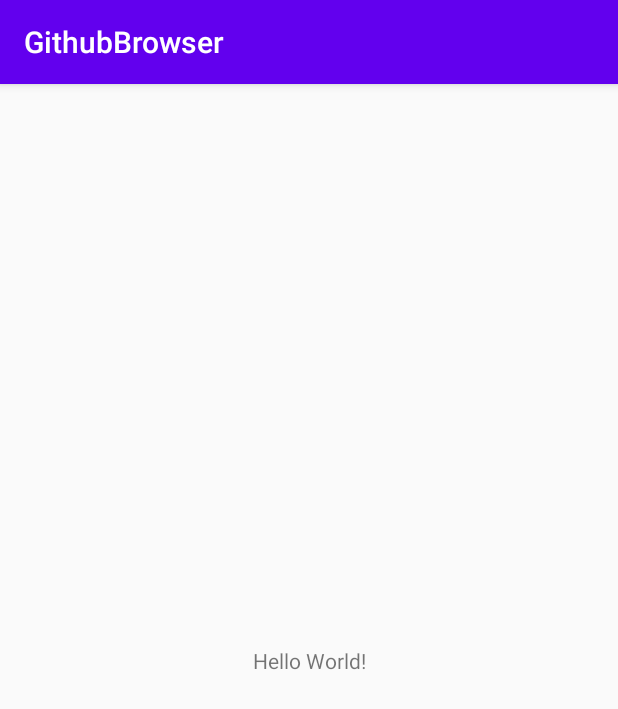
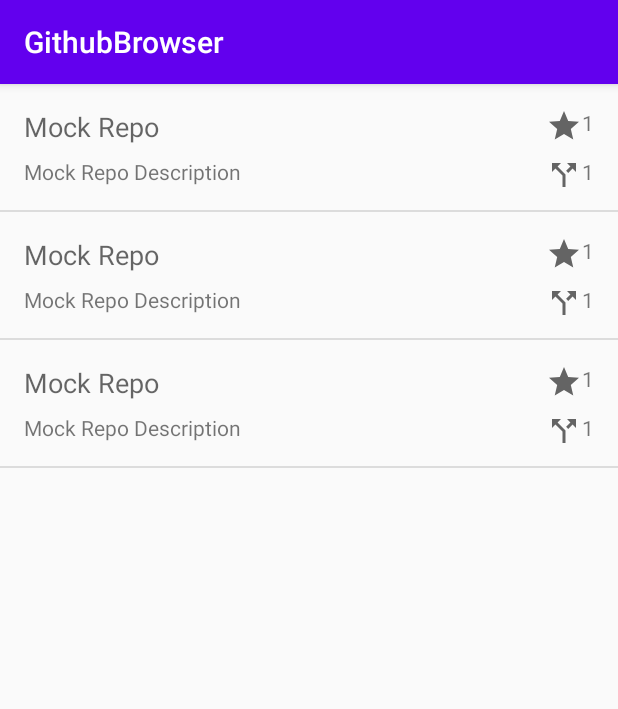
Before and after one commit to lvguowei/GithubBrowser, an Android app: the screen it shows after launch (MainActivity), on a phone screen of 412 x 824 dp. Shown: the top 709 px of the screen. Run offline under Robolectric (Android 15) with nearby library versions, the phone set to English and light mode, and no system bars; our stand-ins replace Dagger/Hilt's generated code; 3 statements that could not run were skipped.

Commit message:
Displaying fake data in the Home Fragment

```diff
--- a/app/build.gradle
+++ b/app/build.gradle
@@ -41,7 +41,9 @@ dependencies {
     implementation project(":githubapi")
     implementation project(":repository")
     implementation project(":appdeps")
+    implementation project(":home")
 
+    implementation deps.androidx.fragment
 
 
 }
--- a/app/src/main/java/com/example/githubbrowser/MainActivity.kt
+++ b/app/src/main/java/com/example/githubbrowser/MainActivity.kt
@@ -1,11 +1,18 @@
 package com.example.githubbrowser
 
+import android.os.Bundle
 import androidx.appcompat.app.AppCompatActivity
-import android.os.Bundle
+import com.example.home.HomeFragment
 
 class MainActivity : AppCompatActivity() {
   override fun onCreate(savedInstanceState: Bundle?) {
     super.onCreate(savedInstanceState)
     setContentView(R.layout.activity_main)
+
+    if (savedInstanceState == null) {
+      supportFragmentManager.beginTransaction()
+        .add(R.id.screen_container, HomeFragment())
+        .commit()
+    }
   }
 }
--- a/app/src/main/res/layout/activity_main.xml
+++ b/app/src/main/res/layout/activity_main.xml
@@ -1,17 +1,7 @@
 <?xml version="1.0" encoding="utf-8"?>
-<androidx.constraintlayout.widget.ConstraintLayout xmlns:android="http://schemas.android.com/apk/res/android"
-  xmlns:app="http://schemas.android.com/apk/res-auto"
+<androidx.fragment.app.FragmentContainerView xmlns:android="http://schemas.android.com/apk/res/android"
   xmlns:tools="http://schemas.android.com/tools"
   android:layout_width="match_parent"
   android:layout_height="match_parent"
-  tools:context=".MainActivity">
-  <TextView
-    android:layout_width="wrap_content"
-    android:layout_height="wrap_content"
-    android:text="Hello World!"
-    app:layout_constraintBottom_toBottomOf="parent"
-    app:layout_constraintLeft_toLeftOf="parent"
-    app:layout_constraintRight_toRightOf="parent"
-    app:layout_constraintTop_toTopOf="parent" />
-
-</androidx.constraintlayout.widget.ConstraintLayout>
+  android:id="@+id/screen_container"
+  tools:context=".MainActivity" />
--- a/build.gradle
+++ b/build.gradle
@@ -30,7 +30,8 @@ ext.versions = [
         "lifecycle"       : "2.2.0",
         "truth"           : "1.0.1",
         "recyclerview"    : "1.1.0",
-        "archTesting"     : "2.1.0"
+        "archTesting"     : "2.1.0",
+        "fragment"        : "1.2.4"
 ]
 
 
@@ -40,7 +41,8 @@ ext.deps = [
                 "recyclerview"    : "androidx.recyclerview:recyclerview:${versions.recyclerview}",
                 "livedata"        : "androidx.lifecycle:lifecycle-livedata-ktx:${versions.lifecycle}",
                 "viewmodel"       : "androidx.lifecycle:lifecycle-viewmodel-ktx:${versions.lifecycle}",
-                "archTesting"     : "androidx.arch.core:core-testing:${versions.archTesting}"
+                "archTesting"     : "androidx.arch.core:core-testing:${versions.archTesting}",
+                "fragment"        : "androidx.fragment:fragment-ktx:${versions.fragment}"
         ],
         "dagger"  : [
                 "core"    : "com.google.dagger:dagger:${versions.dagger}",
--- a/githubapi/src/main/java/com/example/githubapi/GithubApi.kt
+++ b/githubapi/src/main/java/com/example/githubapi/GithubApi.kt
@@ -23,6 +23,28 @@ class MockGithubApi @Inject constructor() : GithubApi {
         contributorsUrl = "",
         createdDate = "1/1/2020",
         updatedDate = "1/1/2020"
+      ),
+      RepoApiModel(
+        id = 1L,
+        name = "Mock Repo",
+        description = "Mock Repo Description",
+        owner = UserApiModel(id = 1L, login = "dagger"),
+        stargazersCount = 1,
+        forksCount = 1,
+        contributorsUrl = "",
+        createdDate = "1/1/2020",
+        updatedDate = "1/1/2020"
+      ),
+      RepoApiModel(
+        id = 1L,
+        name = "Mock Repo",
+        description = "Mock Repo Description",
+        owner = UserApiModel(id = 1L, login = "dagger"),
+        stargazersCount = 1,
+        forksCount = 1,
+        contributorsUrl = "",
+        createdDate = "1/1/2020",
+        updatedDate = "1/1/2020"
       )
     )
   }
--- a/home/src/main/java/com/example/home/HomeFragment.kt
+++ b/home/src/main/java/com/example/home/HomeFragment.kt
@@ -7,8 +7,11 @@ import android.view.View
 import android.view.ViewGroup
 import androidx.fragment.app.Fragment
 import androidx.lifecycle.ViewModelProvider
+import androidx.recyclerview.widget.DividerItemDecoration
+import androidx.recyclerview.widget.LinearLayoutManager
 import com.example.di.viewmodel.ViewModelFactory
 import com.example.home.databinding.ScreenHomeBinding
+import com.example.home.list.HomeRepoAdapter
 import javax.inject.Inject
 
 class HomeFragment : Fragment() {
@@ -31,6 +34,46 @@ class HomeFragment : Fragment() {
     savedInstanceState: Bundle?
   ): View? {
     val binding = ScreenHomeBinding.inflate(inflater, container, false)
+    binding.repoList.apply {
+      adapter = HomeRepoAdapter()
+      layoutManager = LinearLayoutManager(context)
+      addItemDecoration(
+        DividerItemDecoration(
+          context, DividerItemDecoration.VERTICAL
+        )
+      )
+    }
+
+    homeViewModel.viewStateUpdates.observe(viewLifecycleOwner, { state ->
+      when (state) {
+        is HomeViewStateLoading -> handleLoadingState(binding)
+        is HomeViewStateLoaded -> handleLoadedState(state, binding)
+        is HomeViewStateError -> handleErrorState(state, binding)
+      }
+    })
     return binding.root
   }
+
+  private fun handleErrorState(state: HomeViewStateError, binding: ScreenHomeBinding) {
+    binding.repoList.visibility = View.GONE
+    binding.errorTextView.visibility = View.VISIBLE
+    binding.loadingIndicator.visibility = View.GONE
+
+    binding.errorTextView.text = state.message
+  }
+
+  private fun handleLoadedState(state: HomeViewStateLoaded, binding: ScreenHomeBinding) {
+    binding.repoList.visibility = View.VISIBLE
+    binding.errorTextView.visibility = View.GONE
+    binding.loadingIndicator.visibility = View.GONE
+
+    (binding.repoList.adapter as HomeRepoAdapter).setRepoItems(state.repos)
+
+  }
+
+  private fun handleLoadingState(binding: ScreenHomeBinding) {
+    binding.repoList.visibility = View.GONE
+    binding.errorTextView.visibility = View.GONE
+    binding.loadingIndicator.visibility = View.VISIBLE
+  }
 }
```
